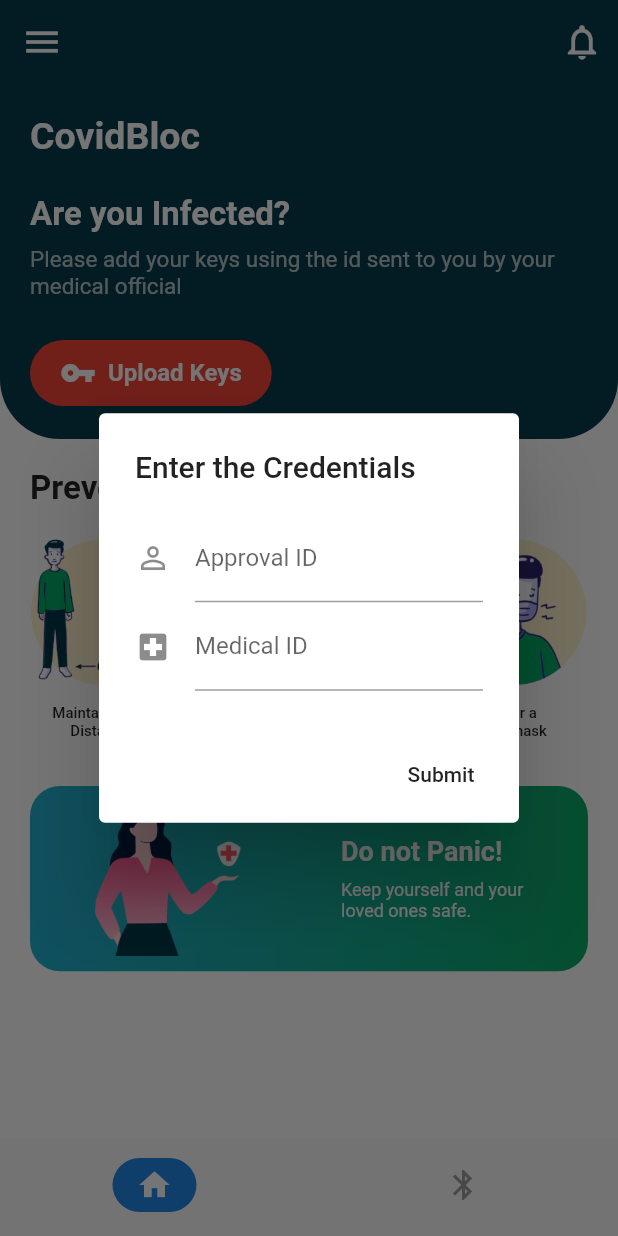
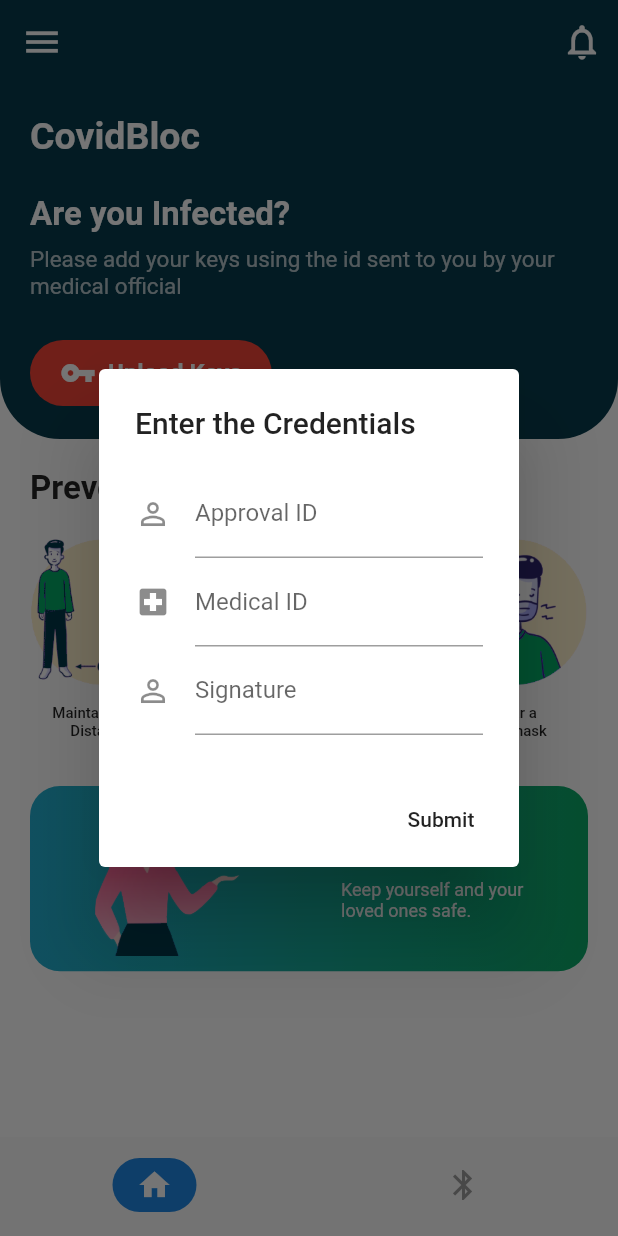
Before and after one commit to DeeprajPandey/CovidBloc, a Flutter app: the screen it shows after launch, after a tap on "Upload Keys", on a phone screen of 412 x 824 dp. Run offline on Flutter 3.47's test engine with Material 2 defaults, Android fonts, the phone set to English and light mode, and no system bars; drawn by our look-alikes of badges; our stand-ins replace convert, dio, flutter_bluetooth_serial, flutter_spinkit, progress_indicators; missing offline and left inert: cryptography, encrypt; statements that could not run were skipped; project files that could hold a hidden picture were left out.

Commit message:
Update app to include signature

```diff
--- a/app/lib/screens/homeScreen.dart
+++ b/app/lib/screens/homeScreen.dart
@@ -54,7 +54,7 @@ class _HomeScreenState extends State<HomeScreen> {
 
 
 
-  Future<void> _sendKeys(BuildContext context, final approvalID, final medID) async{
+  Future<void> _sendKeys(BuildContext context, final approvalID, final medID,final signature) async{
     //s.delete(); //to delete file
     List dailyKeys=[];
     int currIval;
@@ -75,6 +75,7 @@ class _HomeScreenState extends State<HomeScreen> {
       data: {
         "approvalID": approvalID,
         "medID": medID,
+        "signature":signature,
         "ival": currIval.toString(),
         "dailyKeys": dailyKeys,
       });
@@ -90,6 +91,7 @@ class _HomeScreenState extends State<HomeScreen> {
   Future<List> _showPopUp(BuildContext context) async {
     TextEditingController approvalController = TextEditingController();
     TextEditingController medController = TextEditingController();
+    TextEditingController sigController= TextEditingController();
     final credentials = [];
     return showDialog(
       context:context,
@@ -108,6 +110,10 @@ class _HomeScreenState extends State<HomeScreen> {
                 decoration: InputDecoration(icon: Icon(Icons.local_hospital),labelText: 'Medical ID'),
                 controller: medController,
               ),
+              TextFormField(
+                decoration: InputDecoration(icon: Icon(Icons.perm_identity),labelText: 'Signature'),
+                controller: sigController,
+                ),
             ],
           ),
           actions: <Widget>[
@@ -116,6 +122,7 @@ class _HomeScreenState extends State<HomeScreen> {
               onPressed: () {
                 credentials.add(approvalController.text.toString());
                 credentials.add(medController.text.toString());
+                credentials.add(sigController.text.toString());
                 Navigator.of(context).pop(credentials);
               },
             ),
@@ -335,9 +342,9 @@ void _showTimestamps(BuildContext context,HashMap exposed) async{
                       ),
                       onPressed: () {
                         _showPopUp(context).then((val) {
-                          if(val[0]!='' && val[1]!='') {
+                          if(val[0]!='' && val[1]!='' && val[2]!='') {
                             print('Credentials recieved');
-                            _sendKeys(context, val[0], val[1]);
+                            _sendKeys(context, val[0], val[1],val[2]);
                           }
                           else
                             _validationPopUp(context,'Error','Invalid Credentials');
```
